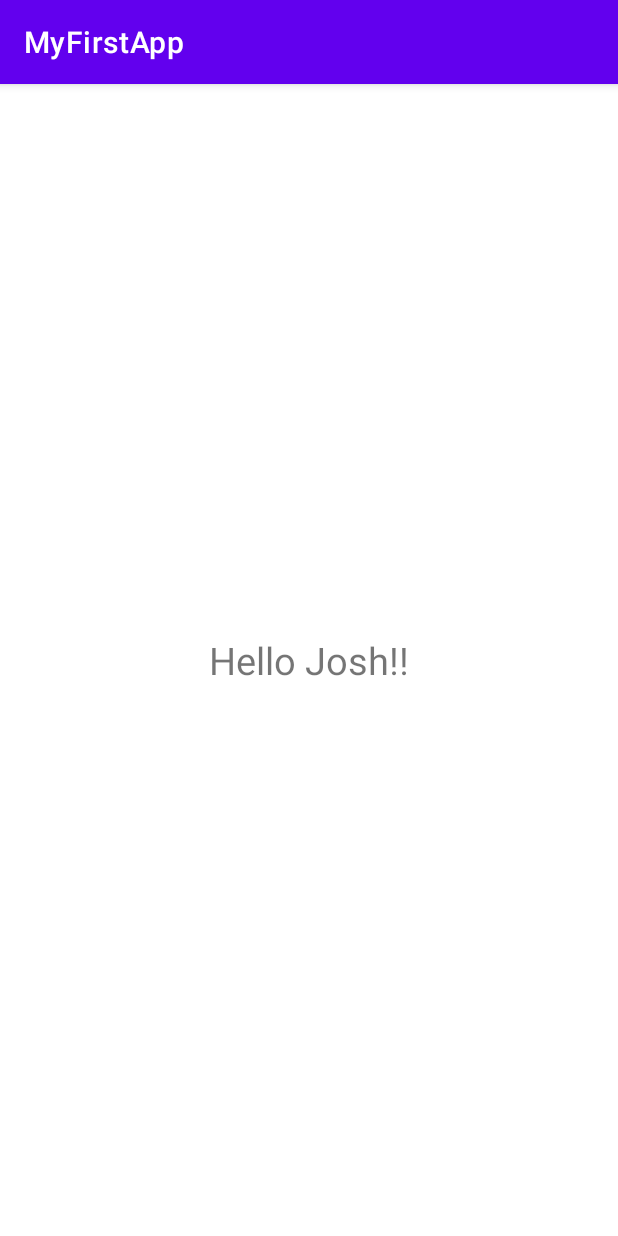
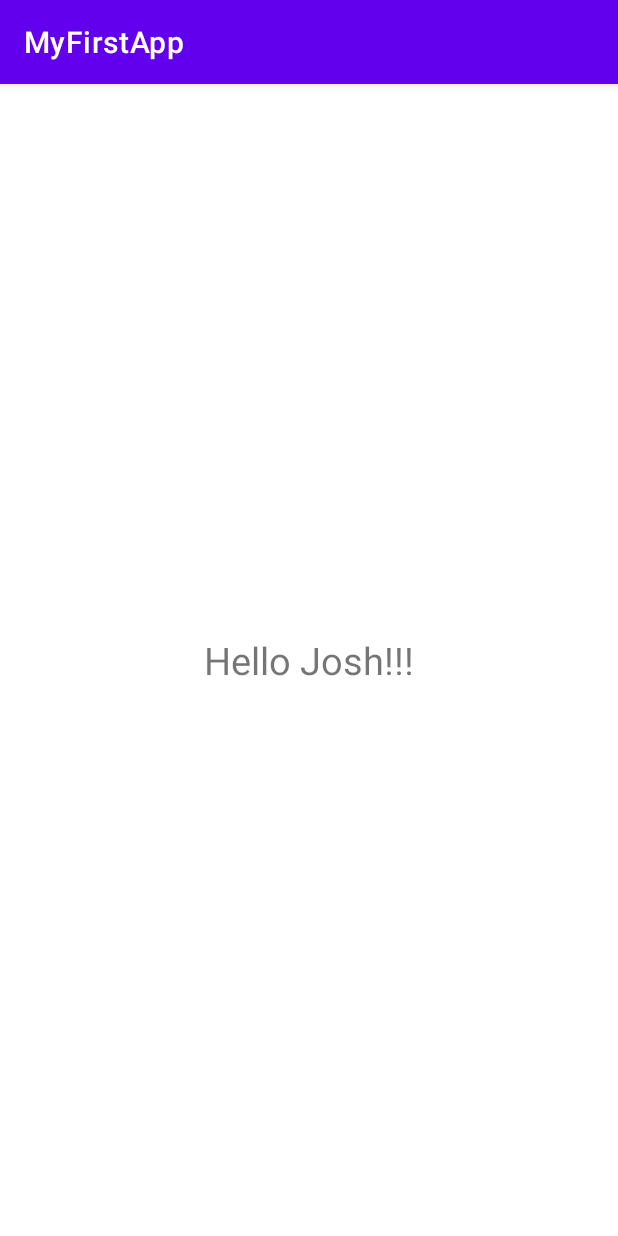
Before and after one commit to joshbennett691/CounterApp, an Android app: the screen it shows after launch (MainActivity), on a phone screen of 412 x 824 dp. Run offline under Robolectric (Android 15) with nearby library versions, the phone set to English and light mode, and no system bars.

Commit message:
Init Commit

```diff
--- a/app/src/main/res/layout/activity_main.xml
+++ b/app/src/main/res/layout/activity_main.xml
@@ -9,7 +9,7 @@
     <TextView
         android:layout_width="wrap_content"
         android:layout_height="wrap_content"
-        android:text="Hello Josh!!"
+        android:text="Hello Josh!!!"
         android:textSize="25sp"
         app:layout_constraintBottom_toBottomOf="parent"
         app:layout_constraintLeft_toLeftOf="parent"
```
